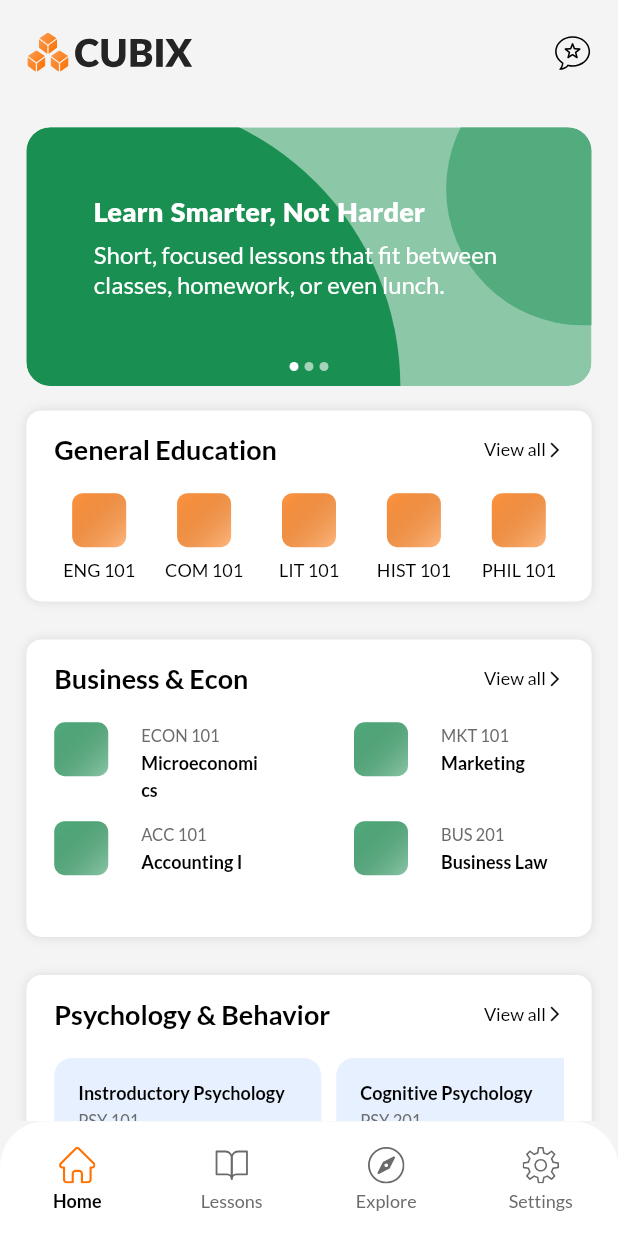
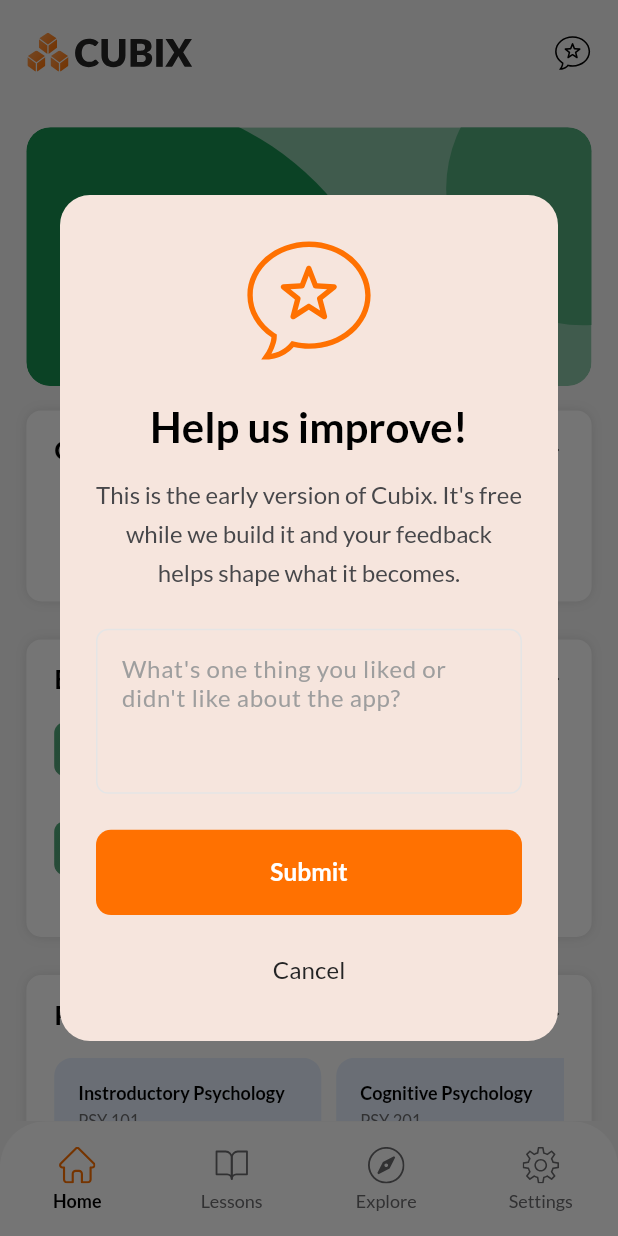
Before and after one commit to AbdurRehman-coder/cubix_flutter_app, a Flutter app: the screen it shows after launch, after a tap on an icon or button, on a phone screen of 412 x 824 dp. Run offline on Flutter 3.47's test engine with Material 3 defaults, Android fonts, the phone set to English and light mode, and no system bars; our stand-ins replace flutter_riverpod, flutter_svg, google_fonts; project files that could hold a hidden picture were left out.

Commit message:
Feedback dialogues partially created

```diff
--- a/lib/features/home/presentation/screens/ui_home.dart
+++ b/lib/features/home/presentation/screens/ui_home.dart
@@ -1,4 +1,5 @@
 import 'package:cubix_app/core/utils/app_exports.dart';
+import 'package:cubix_app/features/home/presentation/widgets/w_feedback_dialog.dart';
 
 class HomeScreen extends StatelessWidget {
   const HomeScreen({super.key});
@@ -21,7 +22,7 @@ class HomeScreen extends StatelessWidget {
                   AppAssets.feedbackIcon,
                   height: getProportionateScreenHeight(25),
                 ),
-                onTap: () {},
+                onTap: () => showFeedbackDialog(context),
               ),
             ],
           ),
@@ -41,4 +42,14 @@ class HomeScreen extends StatelessWidget {
       ),
     );
   }
+
+  // Usage example:
+  void showFeedbackDialog(BuildContext context) {
+    showDialog(
+      context: context,
+      builder: (BuildContext context) {
+        return const FeedbackDialog();
+      },
+    );
+  }
 }
--- /dev/null
+++ b/lib/features/home/presentation/widgets/w_feedback_dialog.dart
@@ -0,0 +1,221 @@
+import 'package:cubix_app/core/utils/app_exports.dart';
+
+class FeedbackDialog extends StatefulWidget {
+  const FeedbackDialog({super.key});
+
+  @override
+  _FeedbackDialogState createState() => _FeedbackDialogState();
+}
+
+class _FeedbackDialogState extends State<FeedbackDialog>
+    with SingleTickerProviderStateMixin {
+  bool _isFeedbackSent = false;
+  final TextEditingController _feedbackController = TextEditingController();
+  late AnimationController _animationController;
+  late Animation<double> _fadeAnimation;
+
+  @override
+  void initState() {
+    super.initState();
+    _animationController = AnimationController(
+      duration: const Duration(milliseconds: 300),
+      vsync: this,
+    );
+    _fadeAnimation = Tween<double>(begin: 0.0, end: 1.0).animate(
+      CurvedAnimation(parent: _animationController, curve: Curves.easeInOut),
+    );
+  }
+
+  @override
+  void dispose() {
+    _animationController.dispose();
+    _feedbackController.dispose();
+    super.dispose();
+  }
+
+  void _submitFeedback() {
+    setState(() {
+      _isFeedbackSent = true;
+    });
+    _animationController.forward();
+  }
+
+  void _closeFeedbackForm() {
+    Navigator.of(context).pop();
+  }
+
+  void _closeThankYou() {
+    Navigator.of(context).pop();
+  }
+
+  @override
+  Widget build(BuildContext context) {
+    return Dialog(
+      shape: RoundedRectangleBorder(borderRadius: BorderRadius.circular(20)),
+      child: Container(
+        width: 350,
+        padding: const EdgeInsets.all(24),
+        child: AnimatedSwitcher(
+          duration: const Duration(milliseconds: 300),
+          child: _isFeedbackSent ? _buildThankYouView() : _buildFeedbackForm(),
+        ),
+      ),
+    );
+  }
+
+  Widget _buildFeedbackForm() {
+    return Column(
+      key: const ValueKey('feedback_form'),
+      mainAxisSize: MainAxisSize.min,
+      children: [
+        // Icon
+        Center(
+          child: SvgPicture.asset(
+            AppAssets.feedbackIcon,
+            height: getProportionateScreenHeight(88),
+            colorFilter: ColorFilter.mode(
+              AppColors.primaryOrangeColor,
+              BlendMode.srcIn,
+            ),
+          ),
+        ),
+        const SizedBox(height: 24),
+
+        // Title
+        Text(
+          'Help us improve!',
+          style: AppTextStyles.bodyTextStyle.copyWith(
+            fontSize: 28,
+            fontWeight: FontWeight.w700,
+            color: AppColors.blackColor,
+          ),
+          textAlign: TextAlign.center,
+        ),
+        const SizedBox(height: 16),
+
+        // Description
+        Text(
+          'This is the early version of Cubix. It\'s free while we build it and your feedback helps shape what it becomes.',
+          style: AppTextStyles.bodyTextStyle.copyWith(
+            fontSize: 16,
+            fontWeight: FontWeight.w400,
+            color: Color(0xff47474A),
+            height: 26 / 16,
+          ),
+          textAlign: TextAlign.center,
+        ),
+        const SizedBox(height: 24),
+
+        // Text Field
+        Container(
+          decoration: BoxDecoration(
+            borderRadius: BorderRadius.circular(8),
+            border: Border.all(color: const Color(0xffE5E5E5)),
+          ),
+          child: TextField(
+            controller: _feedbackController,
+            maxLines: 4,
+            decoration: InputDecoration(
+              hintText:
+                  'What\'s one thing you liked or didn\'t like about the app?',
+              hintStyle: TextStyle(
+                fontSize: 16,
+                fontWeight: FontWeight.w400,
+                color: const Color(0xff9E9E9E),
+                height: 1.2,
+              ),
+              border: InputBorder.none,
+              contentPadding: const EdgeInsets.all(16),
+            ),
+            style: TextStyle(
+              fontSize: 16,
+              fontWeight: FontWeight.w400,
+              color: const Color(0xff242425),
+              height: 1.2,
+            ),
+          ),
+        ),
+        const SizedBox(height: 24),
+
+        // Buttons
+        Column(
+          children: [
+            PrimaryButton(text: 'Submit', onPressed: _submitFeedback),
+            const SizedBox(height: 12),
+            TextButton(
+              onPressed: _closeFeedbackForm,
+              child: Text(
+                'Cancel',
+                style: TextStyle(
+                  fontSize: 16,
+                  fontWeight: FontWeight.w500,
+                  color: const Color(0xff242425),
+                ),
+              ),
+            ),
+          ],
+        ),
+      ],
+    );
+  }
+
+  Widget _buildThankYouView() {
+    return FadeTransition(
+      key: const ValueKey('thank_you'),
+      opacity: _fadeAnimation,
+      child: Column(
+        mainAxisSize: MainAxisSize.min,
+        children: [
+          // Icon
+          Center(
+            child: SvgPicture.asset(
+              AppAssets.feedbackIcon,
+              height: getProportionateScreenHeight(88),
+              colorFilter: ColorFilter.mode(
+                AppColors.primaryOrangeColor,
+                BlendMode.srcIn,
+              ),
+            ),
+          ),
+          const SizedBox(height: 24),
+
+          // Title
+          Text(
+            'Thanks for the feedback!',
+            style: AppTextStyles.bodyTextStyle.copyWith(
+              fontSize: 28,
+              fontWeight: FontWeight.w400,
+              color: AppColors.blackColor,
+              height: 26 / 16,
+            ),
+            textAlign: TextAlign.center,
+          ),
+          const SizedBox(height: 16),
+
+          // Description
+          Text(
+            'We really appreciate you helping us making the app better.',
+            style: AppTextStyles.bodyTextStyle.copyWith(
+              fontSize: 16,
+              fontWeight: FontWeight.w400,
+              color: Color(0xff47474A),
+              height: 26 / 16,
+            ),
+            textAlign: TextAlign.center,
+          ),
+          const SizedBox(height: 40),
+
+          // Play Icon
+          SvgPicture.asset(
+            AppAssets.feedbackIcon,
+            height: getProportionateScreenHeight(25),
+          ),
+          const SizedBox(height: 40),
+
+          // Done Button
+          PrimaryButton(text: 'Done', onPressed: _closeThankYou),
+        ],
+      ),
+    );
+  }
+}
```
